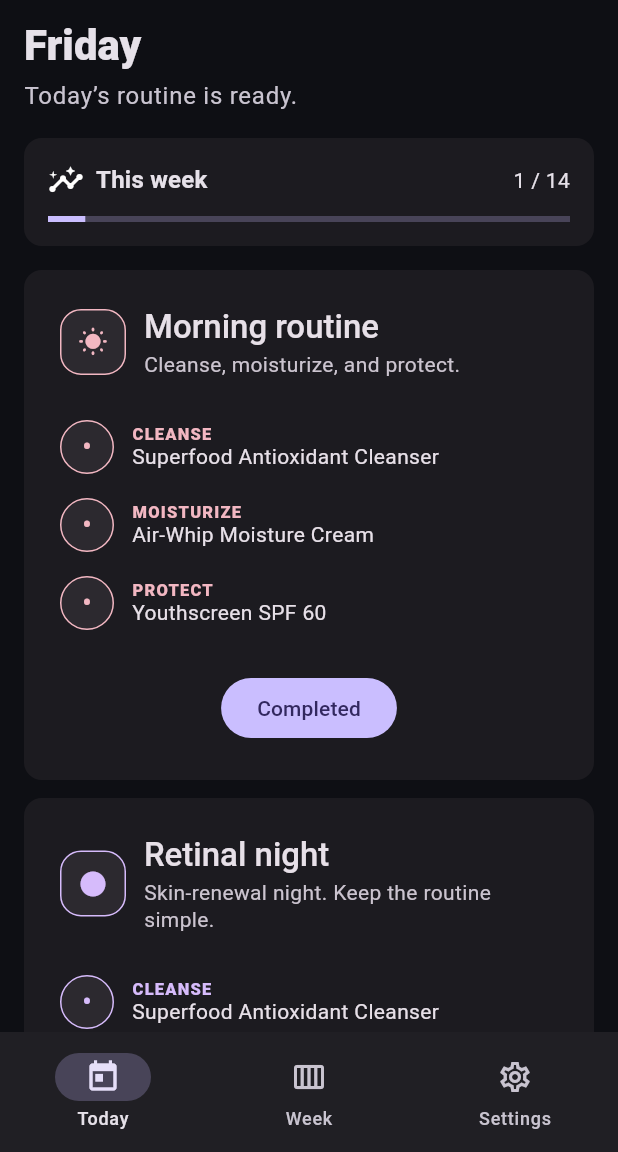
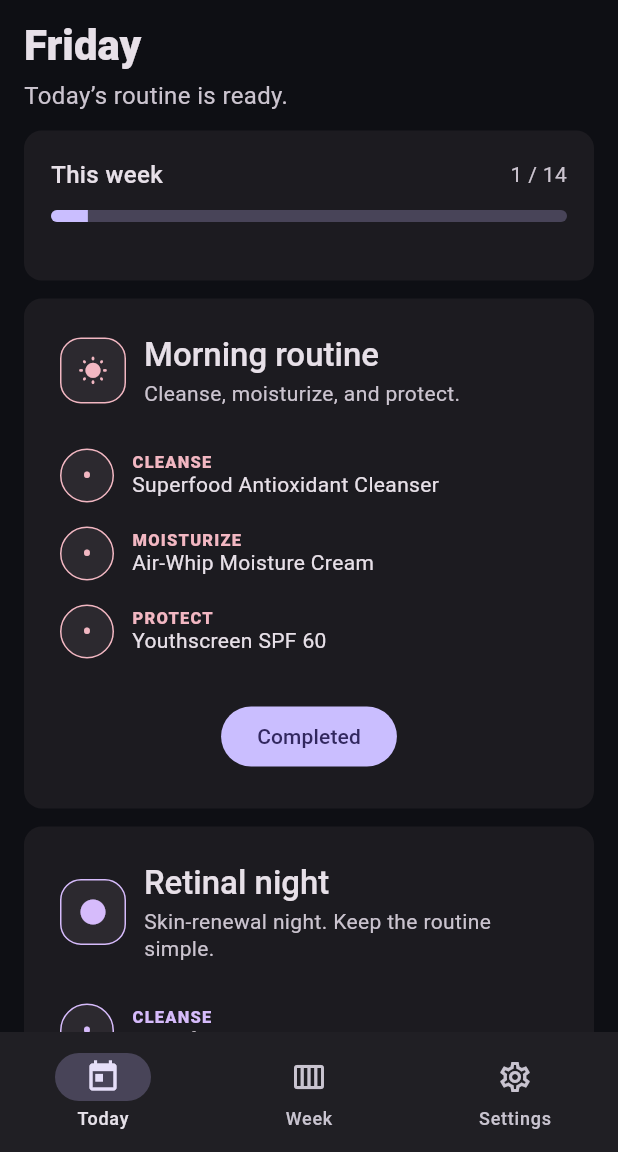
Before and after one commit to thekingcjw/SkinFlow, a Flutter app: the screen it shows after launch, after a tap on "Mark complete", on a phone screen of 412 x 824 dp, the part 84-1236 px from its top. Run offline on Flutter 3.47's test engine with Material 3 defaults, Android fonts, the light colour scheme and no system bars; our stand-ins replace drift, drift_flutter, flutter_local_notifications, flutter_timezone, shared_preferences, timezone; accounts and stored records are empty; statements that could not run were skipped.

Commit message:
Reconcile Today screen with Figma

```diff
--- a/lib/screens/today_screen.dart
+++ b/lib/screens/today_screen.dart
@@ -1,7 +1,8 @@
 import 'package:flutter/material.dart';
 
 import '../data/routine_schedule.dart';
-import '../services/preferences_service.dart';
+import '../services/completion_repository.dart';
+import '../theme/skinflow_theme.dart';
 import '../widgets/routine_card.dart';
 
 class TodayScreen extends StatefulWidget {
@@ -12,7 +13,7 @@
 }
 
 class _TodayScreenState extends State<TodayScreen> {
-  final _preferences = PreferencesService.instance;
+  final _history = CompletionRepository.instance;
   bool _loading = true;
   bool _morningComplete = false;
   bool _eveningComplete = false;
@@ -27,10 +28,11 @@
   }
 
   Future<void> _load() async {
+    try {
       final results = await Future.wait<Object>(<Future<Object>>[
-      _preferences.isComplete(_today, 'am'),
-      _preferences.isComplete(_today, 'pm'),
-      _preferences.completedCountForWeek(_today),
+        _history.isComplete(_today, 'am'),
+        _history.isComplete(_today, 'pm'),
+        _history.completedCountForWeek(_today),
       ]);
       if (!mounted) return;
       setState(() {
@@ -39,19 +41,46 @@
         _weeklyCompleted = results[2] as int;
         _loading = false;
       });
+    } catch (_) {
+      if (!mounted) return;
+      setState(() => _loading = false);
+      WidgetsBinding.instance.addPostFrameCallback((_) {
+        if (!mounted) return;
+        ScaffoldMessenger.of(context).showSnackBar(
+          const SnackBar(
+            content: Text('Couldn’t load routine history. Pull down to retry.'),
+          ),
+        );
+      });
+    }
   }
 
   Future<void> _setComplete(String period, bool value) async {
-    await _preferences.setComplete(_today, period, value);
-    if (!mounted) return;
+    final previousMorning = _morningComplete;
+    final previousEvening = _eveningComplete;
+    final previousCount = _weeklyCompleted;
     setState(() {
       if (period == 'am') {
         _morningComplete = value;
       } else {
         _eveningComplete = value;
       }
-      _weeklyCompleted += value ? 1 : -1;
+      _weeklyCompleted = (_weeklyCompleted + (value ? 1 : -1)).clamp(0, 14);
     });
+
+    try {
+      await _history.setComplete(_today, period, value);
+    } catch (_) {
+      if (!mounted) return;
+      setState(() {
+        _morningComplete = previousMorning;
+        _eveningComplete = previousEvening;
+        _weeklyCompleted = previousCount;
+      });
+      ScaffoldMessenger.of(context).showSnackBar(
+        const SnackBar(content: Text('Couldn’t update progress. Try again.')),
+      );
+    }
   }
 
   @override
@@ -64,24 +93,28 @@
     return RefreshIndicator(
       onRefresh: _load,
       child: ListView(
-        padding: const EdgeInsets.fromLTRB(16, 12, 16, 120),
+        physics: const AlwaysScrollableScrollPhysics(),
+        padding: const EdgeInsets.fromLTRB(16, 12, 16, 24),
         children: <Widget>[
           Text(
             weekdayName(_today.weekday),
             style: Theme.of(context).textTheme.headlineMedium?.copyWith(
+                  color: SkinFlowColors.primaryText,
+                  fontSize: 28,
                   fontWeight: FontWeight.w800,
                 ),
           ),
           const SizedBox(height: 4),
-          Text(
+          const Text(
             'Today’s routine is ready.',
-            style: Theme.of(context).textTheme.bodyLarge?.copyWith(
-                  color: Theme.of(context).colorScheme.onSurfaceVariant,
+            style: TextStyle(
+              color: SkinFlowColors.secondaryText,
+              fontSize: 16,
             ),
           ),
-          const SizedBox(height: 16),
+          const SizedBox(height: 12),
           _ProgressCard(completed: _weeklyCompleted),
-          const SizedBox(height: 16),
+          const SizedBox(height: 12),
           RoutineCard(
             routine: morningRoutine,
             complete: _morningComplete,
@@ -94,26 +127,7 @@
             onChanged: (value) => _setComplete('pm', value),
           ),
           const SizedBox(height: 12),
-          Card(
-            child: Padding(
-              padding: const EdgeInsets.all(16),
-              child: Row(
-                crossAxisAlignment: CrossAxisAlignment.start,
-                children: <Widget>[
-                  Icon(
-                    Icons.warning_amber_rounded,
-                    color: Theme.of(context).colorScheme.error,
-                  ),
-                  const SizedBox(width: 12),
-                  const Expanded(
-                    child: Text(
-                      'Never use the retinal serum and exfoliating cleanser in the same routine.',
-                    ),
-                  ),
-                ],
-              ),
-            ),
-          ),
+          const _SafetyNote(),
         ],
       ),
     );
@@ -129,31 +143,86 @@
   Widget build(BuildContext context) {
     const total = 14;
     final progress = completed / total;
-    return Card(
+    return SizedBox(
+      height: 100,
+      child: Card(
         child: Padding(
-        padding: const EdgeInsets.all(16),
+          padding: const EdgeInsets.all(18),
           child: Column(
             crossAxisAlignment: CrossAxisAlignment.start,
             children: <Widget>[
               Row(
                 children: <Widget>[
-                const Icon(Icons.insights_outlined),
-                const SizedBox(width: 8),
-                Text(
+                  const Text(
                     'This week',
-                  style: Theme.of(context).textTheme.titleMedium?.copyWith(
-                        fontWeight: FontWeight.w700,
+                    style: TextStyle(
+                      color: SkinFlowColors.primaryText,
+                      fontSize: 16,
+                      fontWeight: FontWeight.w500,
                     ),
                   ),
                   const Spacer(),
-                Text('$completed / $total'),
+                  Text(
+                    '$completed / $total',
+                    style: const TextStyle(
+                      color: SkinFlowColors.secondaryText,
+                      fontSize: 14,
+                    ),
+                  ),
                 ],
               ),
               const SizedBox(height: 12),
-            LinearProgressIndicator(value: progress.clamp(0.0, 1.0).toDouble()),
+              ClipRRect(
+                borderRadius: BorderRadius.circular(999),
+                child: LinearProgressIndicator(
+                  minHeight: 8,
+                  value: progress.clamp(0.0, 1.0).toDouble(),
+                ),
+              ),
             ],
+          ),
         ),
       ),
     );
   }
 }
+
+class _SafetyNote extends StatelessWidget {
+  const _SafetyNote();
+
+  @override
+  Widget build(BuildContext context) {
+    return SizedBox(
+      height: 80,
+      child: Card(
+        child: Padding(
+          padding: const EdgeInsets.all(18),
+          child: Row(
+            crossAxisAlignment: CrossAxisAlignment.start,
+            children: <Widget>[
+              const Text(
+                '!',
+                style: TextStyle(
+                  color: SkinFlowColors.safety,
+                  fontSize: 22,
+                  fontWeight: FontWeight.w500,
+                ),
+              ),
+              const SizedBox(width: 12),
+              const Expanded(
+                child: Text(
+                  'Never use the retinal serum and exfoliating cleanser in the same routine.',
+                  style: TextStyle(
+                    color: SkinFlowColors.primaryText,
+                    fontSize: 14,
+                    height: 1.4,
+                  ),
+                ),
+              ),
+            ],
+          ),
+        ),
+      ),
+    );
+  }
+}
```
Lines whose indentation alone changed are shown as unchanged.
